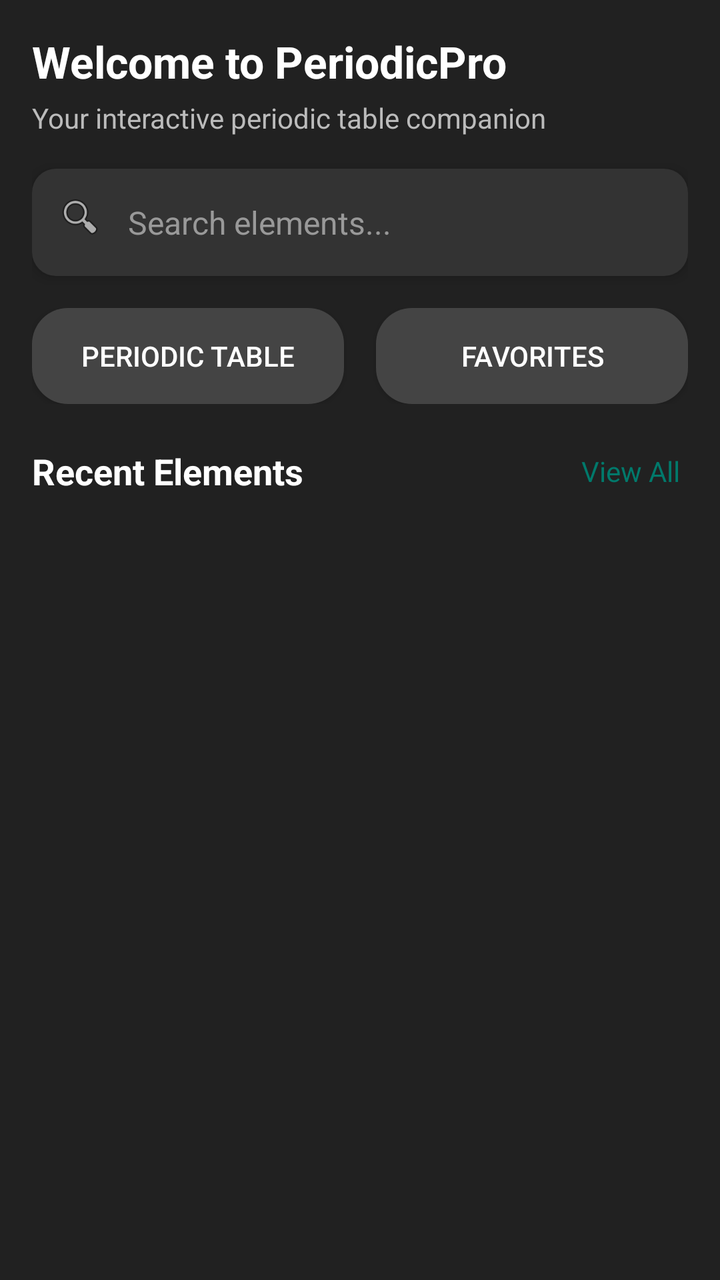
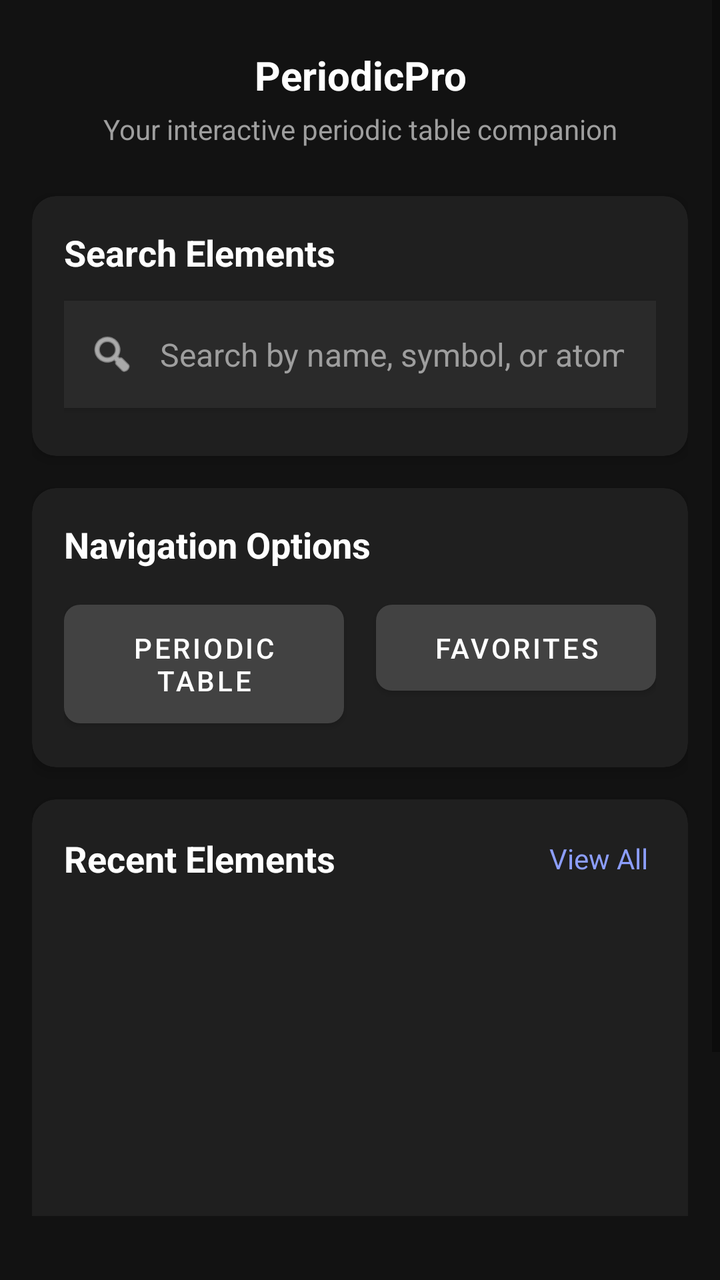

An Android layout rendered at two revisions. The XML below is the earlier revision; the diff shows what the commit changed to produce the second picture.
<!-- AndroidManifest.xml: application theme Theme.PeriodicPro -->
<!-- res/layout/activity_landing.xml -->
<?xml version="1.0" encoding="utf-8"?>
<LinearLayout xmlns:android="http://schemas.android.com/apk/res/android"
    xmlns:app="http://schemas.android.com/apk/res-auto"
    android:id="@+id/main_container"
    android:layout_width="match_parent"
    android:layout_height="match_parent"
    android:orientation="vertical"
    android:background="#212121"
    android:padding="16dp">

    
    <LinearLayout
        android:layout_width="match_parent"
        android:layout_height="wrap_content"
        android:orientation="vertical"
        android:layout_marginBottom="16dp">
        
        <TextView
            android:id="@+id/text_welcome"
            android:layout_width="wrap_content"
            android:layout_height="wrap_content"
            android:text="Welcome to PeriodicPro"
            android:textColor="#ffffff"
            android:textSize="22sp"
            android:textStyle="bold"
            android:layout_marginBottom="4dp" />

        <TextView
            android:id="@+id/text_subtitle"
            android:layout_width="wrap_content"
            android:layout_height="wrap_content"
            android:text="Your interactive periodic table companion"
            android:textColor="#bbbbbb"
            android:textSize="14sp" />
    </LinearLayout>

    
    <LinearLayout
        android:id="@+id/search_bar_container"
        android:layout_width="match_parent"
        android:layout_height="wrap_content"
        android:orientation="horizontal"
        android:background="@drawable/rounded_table_bg"
        android:padding="12dp"
        android:layout_marginBottom="16dp"
        android:elevation="4dp">

        <ImageView
            android:id="@+id/search_icon"
            android:layout_width="24dp"
            android:layout_height="24dp"
            android:src="@android:drawable/ic_menu_search"
            android:layout_marginEnd="8dp"
            app:tint="#ffffff" />

        <AutoCompleteTextView
            android:id="@+id/edittext_search"
            android:layout_width="0dp"
            android:layout_height="wrap_content"
            android:layout_weight="1"
            android:hint="Search elements..."
            android:imeOptions="actionSearch"
            android:inputType="text"
            android:textColor="#ffffff"
            android:textColorHint="#999999"
            android:background="@android:color/transparent"
            android:textSize="16sp"
            android:padding="4dp" />
    </LinearLayout>

    
    <LinearLayout
        android:layout_width="match_parent"
        android:layout_height="wrap_content"
        android:orientation="horizontal"
        android:gravity="center_horizontal"
        android:layout_marginBottom="20dp">

        <Button
            android:id="@+id/button_pTable"
            android:layout_width="0dp"
            android:layout_height="wrap_content"
            android:layout_weight="1"
            android:text="PERIODIC TABLE"
            android:background="@drawable/categories_button_bg"
            android:textColor="#ffffff"
            android:textSize="14sp"
            android:paddingVertical="12dp"
            android:layout_marginEnd="8dp"
            android:elevation="4dp" />

        <Button
            android:id="@+id/button_favorites"
            android:layout_width="0dp"
            android:layout_height="wrap_content"
            android:layout_weight="1"
            android:text="FAVORITES"
            android:background="@drawable/categories_button_bg"
            android:textColor="#ffffff"
            android:textSize="14sp"
            android:paddingVertical="12dp"
            android:layout_marginStart="8dp"
            android:elevation="4dp" />
    </LinearLayout>

    
    <LinearLayout
        android:layout_width="match_parent"
        android:layout_height="wrap_content"
        android:orientation="horizontal"
        android:gravity="center_vertical"
        android:layout_marginBottom="12dp">
        
        <TextView
            android:id="@+id/text_recent_title"
            android:layout_width="0dp"
            android:layout_height="wrap_content"
            android:layout_weight="1"
            android:text="Recent Elements"
            android:textColor="#ffffff"
            android:textSize="18sp"
            android:textStyle="bold" />
            
        <TextView
            android:id="@+id/text_view_all"
            android:layout_width="wrap_content"
            android:layout_height="wrap_content"
            android:text="View All"
            android:textColor="#00796B"
            android:textSize="14sp"
            android:padding="4dp" />
    </LinearLayout>

    
    <FrameLayout
        android:layout_width="match_parent"
        android:layout_height="0dp"
        android:layout_weight="1">
        
        <ScrollView
            android:layout_width="match_parent"
            android:layout_height="match_parent"
            android:fillViewport="true">

            <LinearLayout
                android:id="@+id/recent_list"
                android:layout_width="match_parent"
                android:layout_height="wrap_content"
                android:orientation="vertical"
                android:paddingBottom="8dp" />
        </ScrollView>
        
        
        <TextView
            android:id="@+id/text_no_recent"
            android:layout_width="match_parent"
            android:layout_height="match_parent"
            android:text="No recent elements yet.\nTap on any element to see it here!"
            android:textColor="#999999"
            android:textSize="16sp"
            android:gravity="center"
            android:padding="24dp"
            android:visibility="gone" />
    </FrameLayout>

    
    <FrameLayout
        android:id="@+id/navigation_container"
        android:layout_width="match_parent"
        android:layout_height="wrap_content"
        android:layout_marginTop="16dp" />
</LinearLayout>
<!-- resources referenced by this layout -->
<resources>
  <!-- drawable categories_button_bg (drawable) -->
  <?xml version="1.0" encoding="utf-8"?>
  <shape xmlns:android="http://schemas.android.com/apk/res/android"
      android:shape="rectangle">
      <corners android:radius="18dp" />
      <solid android:color="#444444" />
  </shape>
  <!-- drawable rounded_table_bg (drawable) -->
  <?xml version="1.0" encoding="utf-8"?>
  <shape xmlns:android="http://schemas.android.com/apk/res/android"
      android:shape="rectangle">
      <corners android:radius="12dp" />
      <solid android:color="#333333" />
  </shape>
  <style name="Theme.PeriodicPro" parent="Theme.AppCompat.DayNight.NoActionBar">
          <item name="colorPrimary">#212121</item>
          <item name="colorPrimaryDark">#171717</item>
          <item name="colorAccent">#00796B</item>
          <item name="android:windowBackground">#212121</item>
      </style>
</resources>

<!-- the commit's change to res/layout/activity_landing.xml (unified diff, before → after) -->
@@ -1,172 +1,251 @@
 <?xml version="1.0" encoding="utf-8"?>
-<LinearLayout xmlns:android="http://schemas.android.com/apk/res/android"
+<RelativeLayout xmlns:android="http://schemas.android.com/apk/res/android"
     xmlns:app="http://schemas.android.com/apk/res-auto"
-    android:id="@+id/main_container"
     android:layout_width="match_parent"
     android:layout_height="match_parent"
-    android:orientation="vertical"
-    android:background="#212121"
-    android:padding="16dp">
-
-    
-    <LinearLayout
+    android:background="#121212">
+
+    <ScrollView
         android:layout_width="match_parent"
-        android:layout_height="wrap_content"
-        android:orientation="vertical"
-        android:layout_marginBottom="16dp">
-        
-        <TextView
-            android:id="@+id/text_welcome"
-            android:layout_width="wrap_content"
+        android:layout_height="match_parent"
+        android:layout_above="@+id/navigation_container"
+        android:fillViewport="true"
+        android:clipToPadding="false">
+
+        <LinearLayout
+            android:id="@+id/main_container"
+            android:layout_width="match_parent"
             android:layout_height="wrap_content"
-            android:text="Welcome to PeriodicPro"
-            android:textColor="#ffffff"
-            android:textSize="22sp"
-            android:textStyle="bold"
-            android:layout_marginBottom="4dp" />
-
-        <TextView
-            android:id="@+id/text_subtitle"
-            android:layout_width="wrap_content"
-            android:layout_height="wrap_content"
-            android:text="Your interactive periodic table companion"
-            android:textColor="#bbbbbb"
-            android:textSize="14sp" />
-    </LinearLayout>
-
-    
-    <LinearLayout
-        android:id="@+id/search_bar_container"
-        android:layout_width="match_parent"
-        android:layout_height="wrap_content"
-        android:orientation="horizontal"
-        android:background="@drawable/rounded_table_bg"
-        android:padding="12dp"
-        android:layout_marginBottom="16dp"
-        android:elevation="4dp">
-
-        <ImageView
-            android:id="@+id/search_icon"
-            android:layout_width="24dp"
-            android:layout_height="24dp"
-            android:src="@android:drawable/ic_menu_search"
-            android:layout_marginEnd="8dp"
-            app:tint="#ffffff" />
-
-        <AutoCompleteTextView
-            android:id="@+id/edittext_search"
-            android:layout_width="0dp"
-            android:layout_height="wrap_content"
-            android:layout_weight="1"
-            android:hint="Search elements..."
-            android:imeOptions="actionSearch"
-            android:inputType="text"
-            android:textColor="#ffffff"
-            android:textColorHint="#999999"
-            android:background="@android:color/transparent"
-            android:textSize="16sp"
-            android:padding="4dp" />
-    </LinearLayout>
-
-    
-    <LinearLayout
-        android:layout_width="match_parent"
-        android:layout_height="wrap_content"
-        android:orientation="horizontal"
-        android:gravity="center_horizontal"
-        android:layout_marginBottom="20dp">
-
-        <Button
-            android:id="@+id/button_pTable"
-            android:layout_width="0dp"
-            android:layout_height="wrap_content"
-            android:layout_weight="1"
-            android:text="PERIODIC TABLE"
-            android:background="@drawable/categories_button_bg"
-            android:textColor="#ffffff"
-            android:textSize="14sp"
-            android:paddingVertical="12dp"
-            android:layout_marginEnd="8dp"
-            android:elevation="4dp" />
-
-        <Button
-            android:id="@+id/button_favorites"
-            android:layout_width="0dp"
-            android:layout_height="wrap_content"
-            android:layout_weight="1"
-            android:text="FAVORITES"
-            android:background="@drawable/categories_button_bg"
-            android:textColor="#ffffff"
-            android:textSize="14sp"
-            android:paddingVertical="12dp"
-            android:layout_marginStart="8dp"
-            android:elevation="4dp" />
-    </LinearLayout>
-
-    
-    <LinearLayout
-        android:layout_width="match_parent"
-        android:layout_height="wrap_content"
-        android:orientation="horizontal"
-        android:gravity="center_vertical"
-        android:layout_marginBottom="12dp">
-        
-        <TextView
-            android:id="@+id/text_recent_title"
-            android:layout_width="0dp"
-            android:layout_height="wrap_content"
-            android:layout_weight="1"
-            android:text="Recent Elements"
-            android:textColor="#ffffff"
-            android:textSize="18sp"
-            android:textStyle="bold" />
-            
-        <TextView
-            android:id="@+id/text_view_all"
-            android:layout_width="wrap_content"
-            android:layout_height="wrap_content"
-            android:text="View All"
-            android:textColor="#00796B"
-            android:textSize="14sp"
-            android:padding="4dp" />
-    </LinearLayout>
-
-    
-    <FrameLayout
-        android:layout_width="match_parent"
-        android:layout_height="0dp"
-        android:layout_weight="1">
-        
-        <ScrollView
-            android:layout_width="match_parent"
-            android:layout_height="match_parent"
-            android:fillViewport="true">
-
-            <LinearLayout
-                android:id="@+id/recent_list"
-                android:layout_width="match_parent"
-                android:layout_height="wrap_content"
-                android:orientation="vertical"
-                android:paddingBottom="8dp" />
-        </ScrollView>
-        
-        
-        <TextView
-            android:id="@+id/text_no_recent"
-            android:layout_width="match_parent"
-            android:layout_height="match_parent"
-            android:text="No recent elements yet.\nTap on any element to see it here!"
-            android:textColor="#999999"
-            android:textSize="16sp"
-            android:gravity="center"
-            android:padding="24dp"
-            android:visibility="gone" />
-    </FrameLayout>
+            android:orientation="vertical"
+            android:padding="16dp">
+
+            
+            <RelativeLayout
+                android:layout_width="match_parent"
+                android:layout_height="wrap_content"
+                android:paddingVertical="8dp"
+                android:layout_marginBottom="16dp">
+
+                <TextView
+                    android:id="@+id/text_welcome"
+                    android:layout_width="match_parent"
+                    android:layout_height="wrap_content"
+                    android:text="PeriodicPro"
+                    android:textColor="#FFFFFF"
+                    android:textSize="20sp"
+                    android:textStyle="bold"
+                    android:gravity="center" />
+
+                <TextView
+                    android:id="@+id/text_subtitle"
+                    android:layout_width="match_parent"
+                    android:layout_height="wrap_content"
+                    android:text="Your interactive periodic table companion"
+                    android:textColor="#9E9E9E"
+                    android:textSize="14sp"
+                    android:gravity="center"
+                    android:layout_below="@id/text_welcome"
+                    android:layout_marginTop="4dp" />
+            </RelativeLayout>
+
+            
+            <androidx.cardview.widget.CardView
+                android:layout_width="match_parent"
+                android:layout_height="wrap_content"
+                android:layout_marginBottom="16dp"
+                app:cardCornerRadius="12dp"
+                app:cardBackgroundColor="#1F1F1F"
+                app:cardElevation="4dp">
+
+                <LinearLayout
+                    android:layout_width="match_parent"
+                    android:layout_height="wrap_content"
+                    android:orientation="vertical"
+                    android:padding="16dp">
+
+                    <TextView
+                        android:layout_width="match_parent"
+                        android:layout_height="wrap_content"
+                        android:text="Search Elements"
+                        android:textColor="#FFFFFF"
+                        android:textSize="18sp"
+                        android:textStyle="bold"
+                        android:layout_marginBottom="12dp" />
+
+                    <LinearLayout
+                        android:id="@+id/search_bar_container"
+                        android:layout_width="match_parent"
+                        android:layout_height="wrap_content"
+                        android:orientation="horizontal"
+                        android:background="#2A2A2A"
+                        android:padding="12dp"
+                        android:gravity="center_vertical"
+                        android:layout_marginBottom="8dp"
+                        android:elevation="2dp"
+                        app:cornerRadius="8dp">
+
+                        <ImageView
+                            android:id="@+id/search_icon"
+                            android:layout_width="24dp"
+                            android:layout_height="24dp"
+                            android:src="@android:drawable/ic_menu_search"
+                            android:layout_marginEnd="8dp"
+                            app:tint="#FFFFFF" />
+
+                        <AutoCompleteTextView
+                            android:id="@+id/edittext_search"
+                            android:layout_width="0dp"
+                            android:layout_height="wrap_content"
+                            android:layout_weight="1"
+                            android:hint="Search by name, symbol, or atomic number..."
+                            android:imeOptions="actionSearch"
+                            android:inputType="text"
+                            android:textColor="#FFFFFF"
+                            android:textColorHint="#9E9E9E"
+                            android:background="@android:color/transparent"
+                            android:textSize="16sp"
+                            android:padding="4dp" />
+                    </LinearLayout>
+                </LinearLayout>
+            </androidx.cardview.widget.CardView>
+
+            
+            <androidx.cardview.widget.CardView
+                android:layout_width="match_parent"
+                android:layout_height="wrap_content"
+                android:layout_marginBottom="16dp"
+                app:cardCornerRadius="12dp"
+                app:cardBackgroundColor="#1F1F1F"
+                app:cardElevation="4dp">
+
+                <LinearLayout
+                    android:layout_width="match_parent"
+                    android:layout_height="wrap_content"
+                    android:orientation="vertical"
+                    android:padding="16dp">
+
+                    <TextView
+                        android:layout_width="match_parent"
+                        android:layout_height="wrap_content"
+                        android:text="Navigation Options"
+                        android:textColor="#FFFFFF"
+                        android:textSize="18sp"
+                        android:textStyle="bold"
+                        android:layout_marginBottom="12dp" />
+
+                    <LinearLayout
+                        android:layout_width="match_parent"
+                        android:layout_height="wrap_content"
+                        android:orientation="horizontal"
+                        android:gravity="center_horizontal">
+
+                        <com.google.android.material.button.MaterialButton
+                            android:id="@+id/button_pTable"
+                            android:layout_width="0dp"
+                            android:layout_height="wrap_content"
+                            android:layout_weight="1"
+                            android:text="PERIODIC TABLE"
+                            android:textColor="#FFFFFF"
+                            android:paddingVertical="12dp"
+                            android:layout_marginEnd="8dp"
+                            app:backgroundTint="#424242"
+                            app:cornerRadius="8dp" />
+
+                        <com.google.android.material.button.MaterialButton
+                            android:id="@+id/button_favorites"
+                            android:layout_width="0dp"
+                            android:layout_height="wrap_content"
+                            android:layout_weight="1"
+                            android:text="FAVORITES"
+                            android:textColor="#FFFFFF"
+                            android:paddingVertical="12dp"
+                            android:layout_marginStart="8dp"
+                            app:backgroundTint="#424242"
+                            app:cornerRadius="8dp" />
+                    </LinearLayout>
+                </LinearLayout>
+            </androidx.cardview.widget.CardView>
+
+            
+            <androidx.cardview.widget.CardView
+                android:layout_width="match_parent"
+                android:layout_height="wrap_content"
+                android:layout_marginBottom="16dp"
+                app:cardCornerRadius="12dp"
+                app:cardBackgroundColor="#1F1F1F"
+                app:cardElevation="4dp">
+
+                <LinearLayout
+                    android:layout_width="match_parent"
+                    android:layout_height="wrap_content"
+                    android:orientation="vertical"
+                    android:padding="16dp">
+
+                    <LinearLayout
+                        android:layout_width="match_parent"
+                        android:layout_height="wrap_content"
+                        android:orientation="horizontal"
+                        android:gravity="center_vertical"
+                        android:layout_marginBottom="12dp">
+                        
+                        <TextView
+                            android:id="@+id/text_recent_title"
+                            android:layout_width="0dp"
+                            android:layout_height="wrap_content"
+                            android:layout_weight="1"
+                            android:text="Recent Elements"
+                            android:textColor="#FFFFFF"
+                            android:textSize="18sp"
+                            android:textStyle="bold" />
+                            
+                        <TextView
+                            android:id="@+id/text_view_all"
+                            android:layout_width="wrap_content"
+                            android:layout_height="wrap_content"
+                            android:text="View All"
+                            android:textColor="#8C9EFF"
+                            android:textSize="14sp"
+                            android:padding="4dp"
+                            android:background="?attr/selectableItemBackground" />
+                    </LinearLayout>
+
+                    
+                    <FrameLayout
+                        android:layout_width="match_parent"
+                        android:layout_height="wrap_content"
+                        android:minHeight="200dp">
+                        
+                        <LinearLayout
+                            android:id="@+id/recent_list"
+                            android:layout_width="match_parent"
+                            android:layout_height="wrap_content"
+                            android:orientation="vertical"
+                            android:paddingBottom="8dp" />
+                        
+                        
+                        <TextView
+                            android:id="@+id/text_no_recent"
+                            android:layout_width="match_parent"
+                            android:layout_height="match_parent"
+                            android:text="No recent elements yet.\nTap on any element to see it here!"
+                            android:textColor="#9E9E9E"
+                            android:textSize="16sp"
+                            android:gravity="center"
+                            android:padding="24dp"
+                            android:visibility="gone" />
+                    </FrameLayout>
+                </LinearLayout>
+            </androidx.cardview.widget.CardView>
+        </LinearLayout>
+    </ScrollView>
 
     
     <FrameLayout
         android:id="@+id/navigation_container"
         android:layout_width="match_parent"
         android:layout_height="wrap_content"
-        android:layout_marginTop="16dp" />
-</LinearLayout>
+        android:layout_alignParentBottom="true"
+        android:background="@android:color/transparent"
+        android:elevation="8dp"
+        android:layout_margin="16dp" />
+</RelativeLayout>
<!-- resource entries referenced after the edit -->
@@ -1,24 +1,13 @@
 <!-- resources referenced by this layout -->
 <resources>
-  <!-- drawable categories_button_bg (drawable) -->
-  <?xml version="1.0" encoding="utf-8"?>
-  <shape xmlns:android="http://schemas.android.com/apk/res/android"
-      android:shape="rectangle">
-      <corners android:radius="18dp" />
-      <solid android:color="#444444" />
-  </shape>
-  <!-- drawable rounded_table_bg (drawable) -->
-  <?xml version="1.0" encoding="utf-8"?>
-  <shape xmlns:android="http://schemas.android.com/apk/res/android"
-      android:shape="rectangle">
-      <corners android:radius="12dp" />
-      <solid android:color="#333333" />
-  </shape>
-  <style name="Theme.PeriodicPro" parent="Theme.AppCompat.DayNight.NoActionBar">
+  <style name="Theme.PeriodicPro" parent="Theme.MaterialComponents.DayNight.NoActionBar">
           <item name="colorPrimary">#212121</item>
           <item name="colorPrimaryDark">#171717</item>
           <item name="colorAccent">#00796B</item>
           <item name="android:windowBackground">#212121</item>
+          <item name="colorSecondary">#1976D2</item>
+          <item name="colorSurface">#1F1F1F</item>
+          <item name="colorOnSurface">#FFFFFF</item>
       </style>
 </resources>
 
